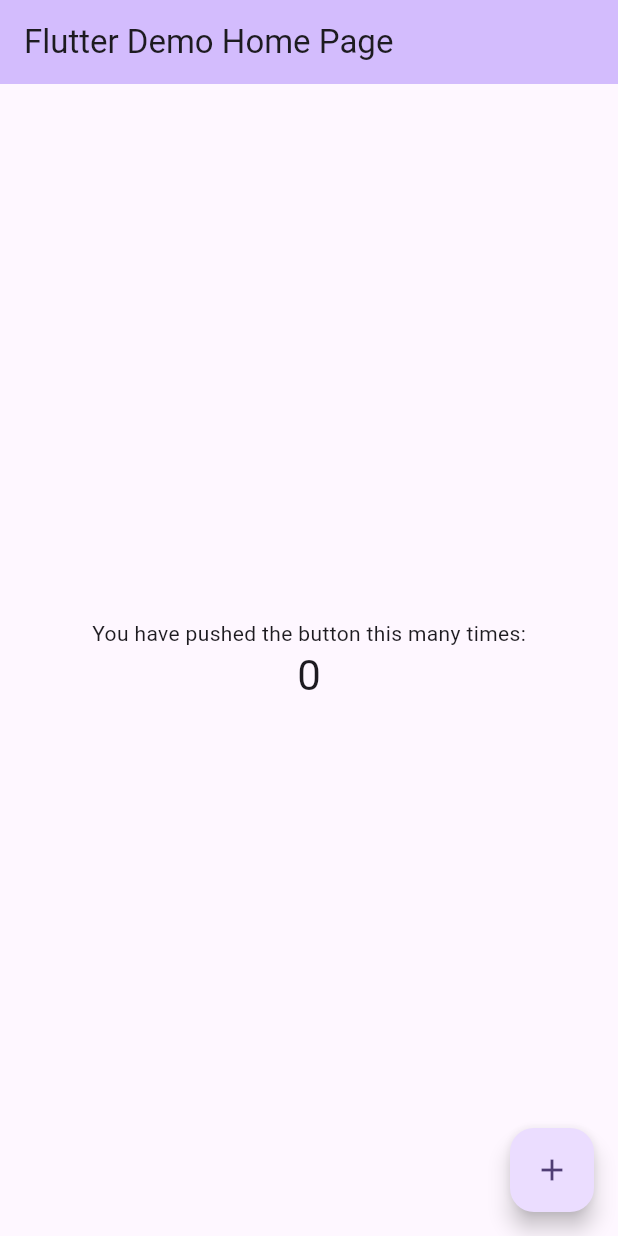
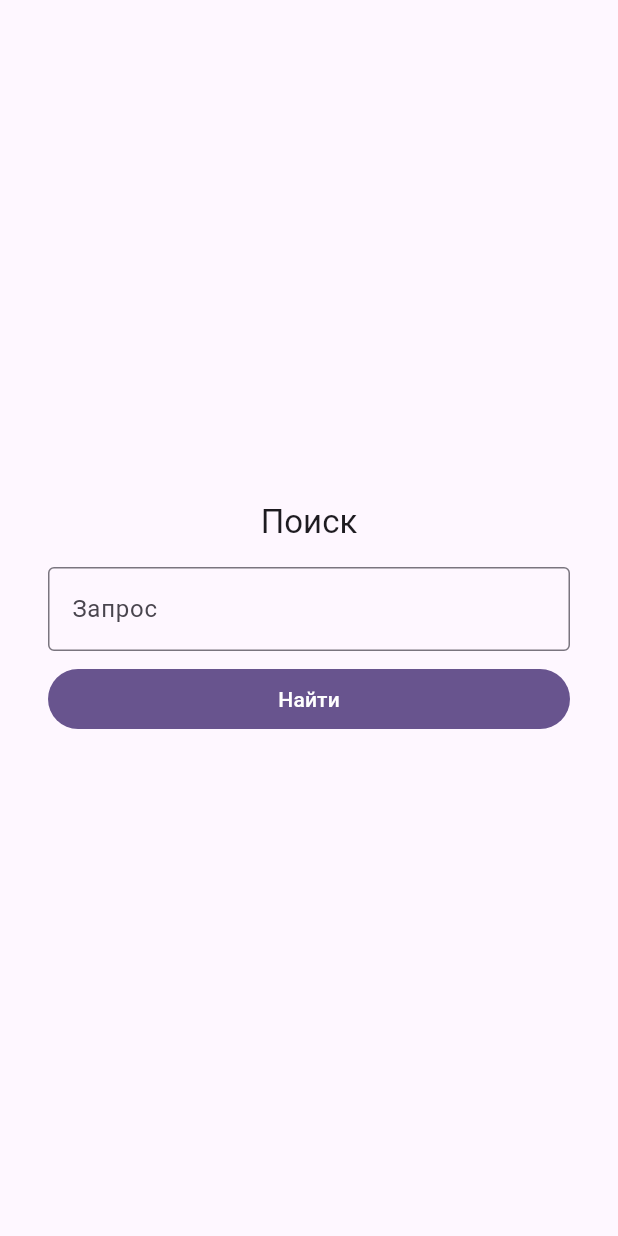
Before and after one commit to surodeev-artem/News-Shower, a Flutter app: the screen it shows after launch, on a phone screen of 412 x 824 dp. Run offline on Flutter 3.47's test engine with Material 3 defaults, Android fonts, the phone set to English and light mode, and no system bars; our stand-ins replace dio, freezed_annotation, get_it, material_ui.

Commit message:
Add NewsSearchScreen

```diff
--- a/lib/app.dart
+++ b/lib/app.dart
@@ -1,118 +1,15 @@
 import 'package:material_ui/material_ui.dart';
+import 'package:news_shower/feature/news_search/ui/news_search_screen.dart';
 
 class NewShowerApp extends StatelessWidget {
   const NewShowerApp({super.key});
 
-  // This widget is the root of your application.
   @override
   Widget build(BuildContext context) {
     return MaterialApp(
       title: 'Flutter Demo',
-      theme: ThemeData(
-        // This is the theme of your application.
-        //
-        // TRY THIS: Try running your application with "flutter run". You'll see
-        // the application has a purple toolbar. Then, without quitting the app,
-        // try changing the seedColor in the colorScheme below to Colors.green
-        // and then invoke "hot reload" (save your changes or press the "hot
-        // reload" button in a Flutter-supported IDE, or press "r" if you used
-        // the command line to start the app).
-        //
-        // Notice that the counter didn't reset back to zero; the application
-        // state is not lost during the reload. To reset the state, use hot
-        // restart instead.
-        //
-        // This works for code too, not just values: Most code changes can be
-        // tested with just a hot reload.
-        colorScheme: .fromSeed(seedColor: Colors.deepPurple),
-      ),
-      home: const MyHomePage(title: 'Flutter Demo Home Page'),
+      theme: ThemeData(colorScheme: .fromSeed(seedColor: Colors.deepPurple)),
+      home: NewsSearchScreen(),
     );
   }
 }
-
-class MyHomePage extends StatefulWidget {
-  const MyHomePage({super.key, required this.title});
-
-  // This widget is the home page of your application. It is stateful, meaning
-  // that it has a State object (defined below) that contains fields that affect
-  // how it looks.
-
-  // This class is the configuration for the state. It holds the values (in this
-  // case the title) provided by the parent (in this case the App widget) and
-  // used by the build method of the State. Fields in a Widget subclass are
-  // always marked "final".
-
-  final String title;
-
-  @override
-  State<MyHomePage> createState() => _MyHomePageState();
-}
-
-class _MyHomePageState extends State<MyHomePage> {
-  int _counter = 0;
-
-  void _incrementCounter() {
-    setState(() {
-      // This call to setState tells the Flutter framework that something has
-      // changed in this State, which causes it to rerun the build method below
-      // so that the display can reflect the updated values. If we changed
-      // _counter without calling setState(), then the build method would not be
-      // called again, and so nothing would appear to happen.
-      _counter++;
-    });
-  }
-
-  @override
-  Widget build(BuildContext context) {
-    // This method is rerun every time setState is called, for instance as done
-    // by the _incrementCounter method above.
-    //
-    // The Flutter framework has been optimized to make rerunning build methods
-    // fast, so that you can just rebuild anything that needs updating rather
-    // than having to individually change instances of widgets.
-    return Scaffold(
-      appBar: AppBar(
-        // TRY THIS: Try changing the color here to a specific color (to
-        // Colors.amber, perhaps?) and trigger a hot reload to see the AppBar
-        // change color while the other colors stay the same.
-        backgroundColor: Theme.of(context).colorScheme.inversePrimary,
-        // Here we take the value from the MyHomePage object that was created by
-        // the App.build method, and use it to set our appbar title.
-        title: Text(widget.title),
-      ),
-      body: Center(
-        // Center is a layout widget. It takes a single child and positions it
-        // in the middle of the parent.
-        child: Column(
-          // Column is also a layout widget. It takes a list of children and
-          // arranges them vertically. By default, it sizes itself to fit its
-          // children horizontally, and tries to be as tall as its parent.
-          //
-          // Column has various properties to control how it sizes itself and
-          // how it positions its children. Here we use mainAxisAlignment to
-          // center the children vertically; the main axis here is the vertical
-          // axis because Columns are vertical (the cross axis would be
-          // horizontal).
-          //
-          // TRY THIS: Invoke "debug painting" (choose the "Toggle Debug Paint"
-          // action in the IDE, or press "p" in the console), to see the
-          // wireframe for each widget.
-          mainAxisAlignment: .center,
-          children: [
-            const Text('You have pushed the button this many times:'),
-            Text(
-              '$_counter',
-              style: Theme.of(context).textTheme.headlineMedium,
-            ),
-          ],
-        ),
-      ),
-      floatingActionButton: FloatingActionButton(
-        onPressed: _incrementCounter,
-        tooltip: 'Increment',
-        child: const Icon(Icons.add),
-      ),
-    );
-  }
-}
--- a/lib/di/app_injector.dart
+++ b/lib/di/app_injector.dart
@@ -5,10 +5,10 @@ import 'package:news_shower/data/source/remote/api_key_interceptor.dart';
 import 'package:news_shower/data/source/remote/dio_factory.dart';
 import 'package:news_shower/data/source/remote/news_api.dart';
 import 'package:news_shower/domain/repository/news_repository.dart';
-import 'package:news_shower/feature/main/controller/news_list_controller.dart';
+import 'package:news_shower/feature/news_list/controller/news_list_controller.dart';
 
 abstract final class AppInjector {
-  static final GetIt _getIt = GetIt.instance();
+  static final GetIt _getIt = GetIt.instance;
 
   static void init() {
     _registerData();
--- /dev/null
+++ b/lib/feature/news_search/ui/news_search_screen.dart
@@ -0,0 +1,56 @@
+import 'package:material_ui/material_ui.dart';
+
+class NewsSearchScreen extends StatefulWidget {
+  const NewsSearchScreen({super.key});
+
+  @override
+  State<StatefulWidget> createState() {
+    return _NewsSearchScreenState();
+  }
+}
+
+class _NewsSearchScreenState extends State<NewsSearchScreen> {
+  late TextEditingController _textEditingController;
+
+  @override
+  void initState() {
+    super.initState();
+    _textEditingController = TextEditingController();
+  }
+
+  @override
+  Widget build(BuildContext context) {
+    return Scaffold(
+      body: Center(
+        child: Padding(
+          padding: EdgeInsetsGeometry.symmetric(horizontal: 32),
+          child: Column(
+            mainAxisSize: MainAxisSize.min,
+            children: [
+              Text("Поиск", style: Theme.of(context).textTheme.titleLarge),
+              Padding(padding: EdgeInsetsGeometry.only(top: 16)),
+              TextField(
+                controller: _textEditingController,
+                decoration: const InputDecoration(
+                  labelText: 'Запрос',
+                  border: OutlineInputBorder(),
+                ),
+              ),
+              Padding(padding: EdgeInsetsGeometry.only(top: 8)),
+              SizedBox(
+                width: double.infinity,
+                child: FilledButton(onPressed: () => {}, child: Text("Найти")),
+              ),
+            ],
+          ),
+        ),
+      ),
+    );
+  }
+
+  @override
+  void dispose() {
+    _textEditingController.dispose();
+    super.dispose();
+  }
+}
```
